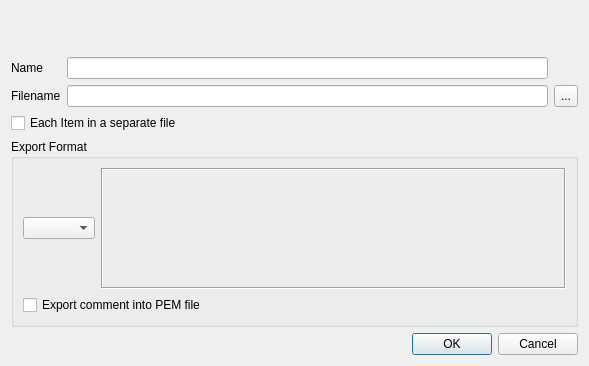
Old version of the form ui/ExportDialog.ui in the repository chris2511/xca.
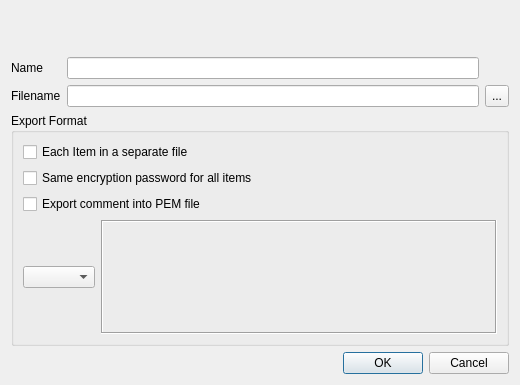
New version of the form. Custom widgets are drawn as their Qt base class.

Commit message:
Relates #88: Select a common or individual passwords
When exporting items into encrypted files, the checkbox
"Same encryption password for all items" may be used to enter
one password once for all items.

Otherwise a new password dialog opens for each exported entry.

What changed in the file:
```diff
--- a/ui/ExportDialog.ui
+++ b/ui/ExportDialog.ui
@@ -6,8 +6,8 @@
    <rect>
     <x>0</x>
     <y>0</y>
-    <width>589</width>
-    <height>366</height>
+    <width>520</width>
+    <height>385</height>
    </rect>
   </property>
   <property name="windowTitle">
@@ -115,19 +115,33 @@
      </item>
     </layout>
    </item>
-   <item>
-    <widget class="QCheckBox" name="separateFiles">
-     <property name="text">
-      <string>Each Item in a separate file</string>
-     </property>
-    </widget>
-   </item>
    <item>
     <widget class="QGroupBox" name="groupBox">
      <property name="title">
       <string>Export Format</string>
      </property>
      <layout class="QVBoxLayout" name="verticalLayout">
+      <item>
+       <widget class="QCheckBox" name="separateFiles">
+        <property name="text">
+         <string>Each Item in a separate file</string>
+        </property>
+       </widget>
+      </item>
+      <item>
+       <widget class="QCheckBox" name="samePassword">
+        <property name="text">
+         <string>Same encryption password for all items</string>
+        </property>
+       </widget>
+      </item>
+      <item>
+       <widget class="QCheckBox" name="pemComment">
+        <property name="text">
+         <string>Export comment into PEM file</string>
+        </property>
+       </widget>
+      </item>
       <item>
        <layout class="QHBoxLayout" name="horizontalLayout">
         <item>
@@ -166,13 +180,6 @@
         </item>
        </layout>
       </item>
-      <item>
-       <widget class="QCheckBox" name="pemComment">
-        <property name="text">
-         <string>Export comment into PEM file</string>
-        </property>
-       </widget>
-      </item>
      </layout>
     </widget>
    </item>
```
The commit also changes 2 other files.
